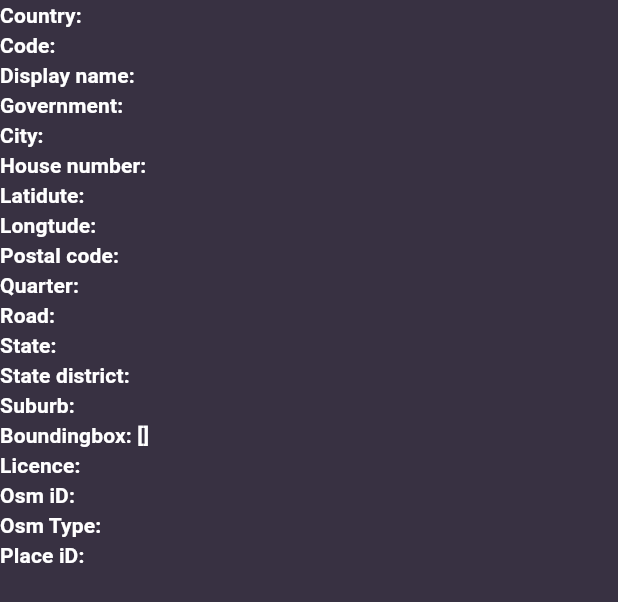
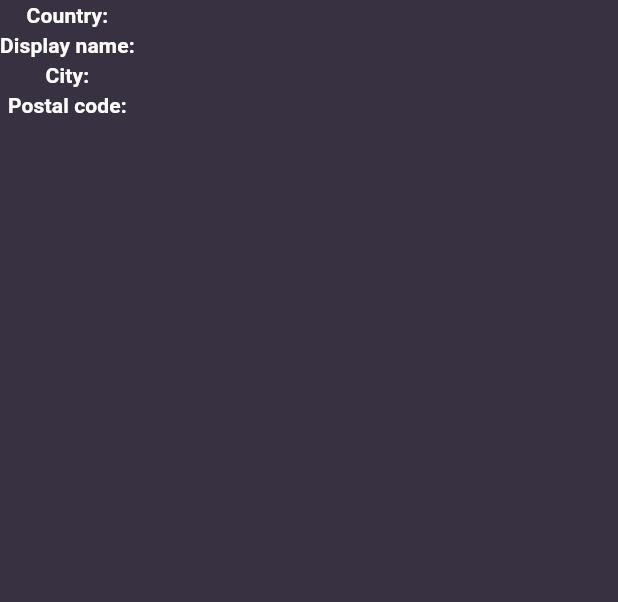
Before and after one commit to MostafaHamed-W/spot_savvy, a Flutter app: the LocationDataList widget shown alone on an empty page, opened directly with empty values, on a phone screen of 412 x 824 dp. Shown: the top 602 px of the screen. Run offline on Flutter 3.47's test engine with Material 3 defaults, Android fonts, the phone set to English and light mode, and no system bars; our stand-ins replace flutter_riverpod, google_fonts, image_picker, location.

Commit message:
Update Place Details Screen

```diff
--- a/lib/models/place_model.dart
+++ b/lib/models/place_model.dart
@@ -1,5 +1,6 @@
 import 'dart:io';
 
+import 'package:flutter/material.dart';
 import 'package:spot_savvy/models/location/location.dart';
 import 'package:uuid/uuid.dart';
 
@@ -10,6 +11,8 @@ class PlaceModel {
   final String id;
   final File? image;
   final LocationModel? locationModel;
+  final Image? locationImage;
 
-  PlaceModel({required this.title, this.image, this.locationModel}) : id = uuid.v4();
+  PlaceModel({required this.title, this.image, this.locationModel, this.locationImage})
+      : id = uuid.v4();
 }
--- a/lib/widgets/location_data_list.dart
+++ b/lib/widgets/location_data_list.dart
@@ -15,84 +15,84 @@ class LocationDataList extends StatelessWidget {
     const String unkown = 'Unknown';
     return Column(
       mainAxisAlignment: MainAxisAlignment.start,
-      crossAxisAlignment: CrossAxisAlignment.start,
+      crossAxisAlignment: CrossAxisAlignment.center,
       children: [
         Text(
           'Country: ${userLocationResponse?.address?.country ?? unkown}',
           style: textTheme.titleSmall,
         ),
-        Text(
-          'Code: ${userLocationResponse?.address?.countryCode ?? unkown}',
-          style: textTheme.titleSmall,
-        ),
+        // Text(
+        //   'Code: ${userLocationResponse?.address?.countryCode ?? unkown}',
+        //   style: textTheme.titleSmall,
+        // ),
         Text(
           'Display name: ${userLocationResponse?.displayName ?? unkown}',
           style: textTheme.titleSmall,
         ),
-        Text(
-          'Government: ${userLocationResponse?.address?.government ?? unkown}',
-          style: textTheme.titleSmall,
-        ),
+        // Text(
+        //   'Government: ${userLocationResponse?.address?.government ?? unkown}',
+        //   style: textTheme.titleSmall,
+        // ),
         Text(
           'City: ${userLocationResponse?.address?.city ?? unkown}',
           style: textTheme.titleSmall,
         ),
-        Text(
-          'House number: ${userLocationResponse?.address?.houseNumber ?? unkown}',
-          style: textTheme.titleSmall,
-        ),
-        Text(
-          'Latidute: ${userLocationResponse?.lat ?? unkown}',
-          style: textTheme.titleSmall,
-        ),
-        Text(
-          'Longtude: ${userLocationResponse?.lon ?? unkown}',
-          style: textTheme.titleSmall,
-        ),
+        // Text(
+        //   'House number: ${userLocationResponse?.address?.houseNumber ?? unkown}',
+        //   style: textTheme.titleSmall,
+        // ),
+        // Text(
+        //   'Latidute: ${userLocationResponse?.lat ?? unkown}',
+        //   style: textTheme.titleSmall,
+        // ),
+        // Text(
+        //   'Longtude: ${userLocationResponse?.lon ?? unkown}',
+        //   style: textTheme.titleSmall,
+        // ),
         Text(
           'Postal code: ${userLocationResponse?.address?.postcode ?? unkown}',
           style: textTheme.titleSmall,
         ),
-        Text(
-          'Quarter: ${userLocationResponse?.address?.quarter ?? unkown}',
-          style: textTheme.titleSmall,
-        ),
-        Text(
-          'Road: ${userLocationResponse?.address?.road ?? unkown}',
-          style: textTheme.titleSmall,
-        ),
-        Text(
-          'State: ${userLocationResponse?.address?.state ?? unkown}',
-          style: textTheme.titleSmall,
-        ),
-        Text(
-          'State district: ${userLocationResponse?.address?.stateDistrict ?? unkown}',
-          style: textTheme.titleSmall,
-        ),
-        Text(
-          'Suburb: ${userLocationResponse?.address?.suburb ?? unkown}',
-          style: textTheme.titleSmall,
-        ),
-        Text(
-          'Boundingbox: ${userLocationResponse?.boundingbox ?? unkown}',
-          style: textTheme.titleSmall,
-        ),
-        Text(
-          'Licence: ${userLocationResponse?.licence ?? unkown}',
-          style: textTheme.titleSmall,
-        ),
-        Text(
-          'Osm iD: ${userLocationResponse?.osmId ?? unkown}',
-          style: textTheme.titleSmall,
-        ),
-        Text(
-          'Osm Type: ${userLocationResponse?.osmType ?? unkown}',
-          style: textTheme.titleSmall,
-        ),
-        Text(
-          'Place iD: ${userLocationResponse?.placeId ?? unkown}',
-          style: textTheme.titleSmall,
-        ),
+        // Text(
+        //   'Quarter: ${userLocationResponse?.address?.quarter ?? unkown}',
+        //   style: textTheme.titleSmall,
+        // ),
+        // Text(
+        //   'Road: ${userLocationResponse?.address?.road ?? unkown}',
+        //   style: textTheme.titleSmall,
+        // ),
+        // Text(
+        //   'State: ${userLocationResponse?.address?.state ?? unkown}',
+        //   style: textTheme.titleSmall,
+        // ),
+        // Text(
+        //   'State district: ${userLocationResponse?.address?.stateDistrict ?? unkown}',
+        //   style: textTheme.titleSmall,
+        // ),
+        // Text(
+        //   'Suburb: ${userLocationResponse?.address?.suburb ?? unkown}',
+        //   style: textTheme.titleSmall,
+        // ),
+        // Text(
+        //   'Boundingbox: ${userLocationResponse?.boundingbox ?? unkown}',
+        //   style: textTheme.titleSmall,
+        // ),
+        // Text(
+        //   'Licence: ${userLocationResponse?.licence ?? unkown}',
+        //   style: textTheme.titleSmall,
+        // ),
+        // Text(
+        //   'Osm iD: ${userLocationResponse?.osmId ?? unkown}',
+        //   style: textTheme.titleSmall,
+        // ),
+        // Text(
+        //   'Osm Type: ${userLocationResponse?.osmType ?? unkown}',
+        //   style: textTheme.titleSmall,
+        // ),
+        // Text(
+        //   'Place iD: ${userLocationResponse?.placeId ?? unkown}',
+        //   style: textTheme.titleSmall,
+        // ),
       ],
     );
   }
```
Also changed, not shown: lib/providers/places_provider.dart (+8 -2 lines), lib/views/new_place.dart (+11 -5 lines), lib/views/place.dart (+22 -18 lines), lib/widgets/location_input.dart (+49 -11 lines).
